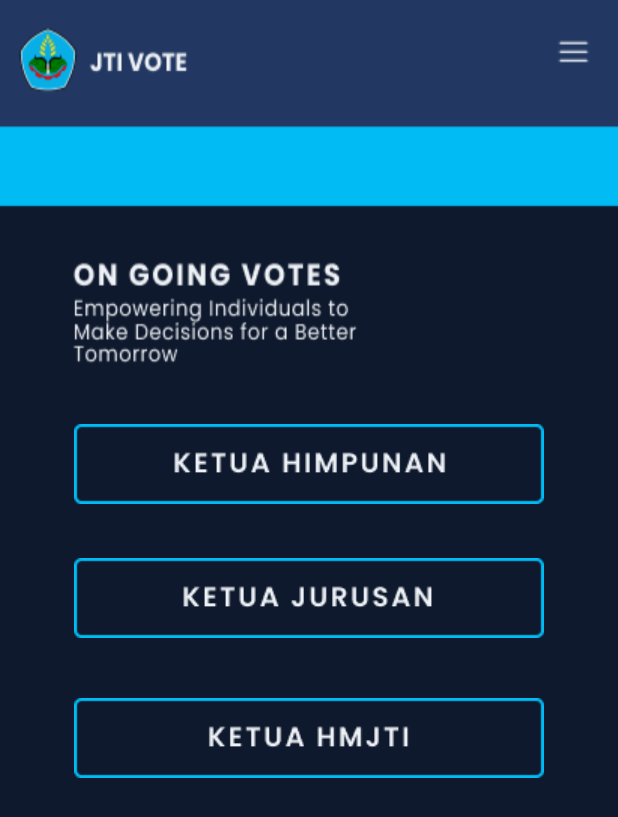
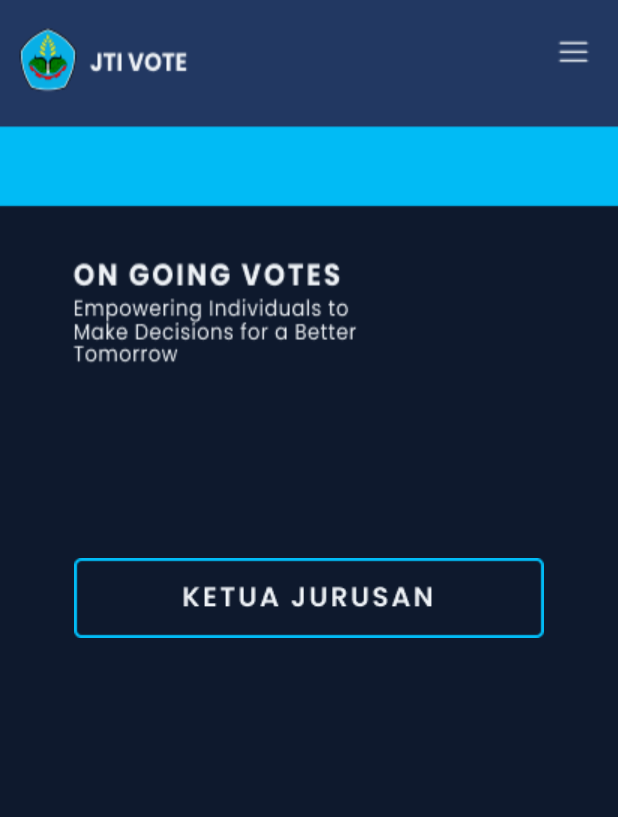
Before and after one commit to AbebAli0/JTIVoteApp, an Android app: the DashboardActivity screen opened directly, with no data from a screen before it, on a phone screen of 412 x 824 dp. Shown: the top 817 px of the screen. Run offline under Robolectric (Android 15) with nearby library versions, the phone set to English and light mode, and no system bars.

Commit message:
Update Final

```diff
--- a/app/src/main/java/com/example/jtivoteapp/DashboardActivity.java
+++ b/app/src/main/java/com/example/jtivoteapp/DashboardActivity.java
@@ -24,26 +24,26 @@ public class DashboardActivity extends AppCompatActivity {
 
 
 
-        kahimBtn = findViewById(R.id.kahimBtn);
-        kahmjtiBtn = findViewById(R.id.kahmtjiBtn);
+//        kahimBtn = findViewById(R.id.kahimBtn);
+//        kahmjtiBtn = findViewById(R.id.kahmtjiBtn);
         kajurBtn = findViewById(R.id.kajurBtn);
         listBtn = findViewById(R.id.listBtn);
 
 
-        kahimBtn.setOnClickListener(new View.OnClickListener() {
-            @Override
-            public void onClick(View v) {
-                Intent intent = new Intent(DashboardActivity.this, KahimActivity.class);
-                startActivity(intent);
-            }
-        });
-        kahmjtiBtn.setOnClickListener(new View.OnClickListener() {
-            @Override
-            public void onClick(View v) {
-                Intent intent = new Intent(DashboardActivity.this, KahmjtiActivity.class);
-                startActivity(intent);
-            }
-        });
+//        kahimBtn.setOnClickListener(new View.OnClickListener() {
+//            @Override
+//            public void onClick(View v) {
+//                Intent intent = new Intent(DashboardActivity.this, KahimActivity.class);
+//                startActivity(intent);
+//            }
+//        });
+//        kahmjtiBtn.setOnClickListener(new View.OnClickListener() {
+//            @Override
+//            public void onClick(View v) {
+//                Intent intent = new Intent(DashboardActivity.this, KahmjtiActivity.class);
+//                startActivity(intent);
+//            }
+//        });
         kajurBtn.setOnClickListener(new View.OnClickListener() {
             @Override
             public void onClick(View v) {
--- a/app/src/main/res/layout/activity_dashboard.xml
+++ b/app/src/main/res/layout/activity_dashboard.xml
@@ -23,29 +23,29 @@
         app:layout_constraintVertical_chainStyle="packed"
         app:srcCompat="@drawable/kajur" />
 
-    <ImageView
-        android:id="@+id/kahimBtn"
-        android:layout_width="0dp"
-        android:layout_height="wrap_content"
-        app:layout_constraintBottom_toBottomOf="parent"
-        app:layout_constraintEnd_toEndOf="parent"
-        app:layout_constraintHorizontal_bias="0.0"
-        app:layout_constraintStart_toStartOf="parent"
-        app:layout_constraintTop_toTopOf="parent"
-        app:layout_constraintVertical_bias="0.367"
-        app:srcCompat="@drawable/kahim" />
+<!--    <ImageView-->
+<!--        android:id="@+id/kahimBtn"-->
+<!--        android:layout_width="0dp"-->
+<!--        android:layout_height="wrap_content"-->
+<!--        app:layout_constraintBottom_toBottomOf="parent"-->
+<!--        app:layout_constraintEnd_toEndOf="parent"-->
+<!--        app:layout_constraintHorizontal_bias="0.0"-->
+<!--        app:layout_constraintStart_toStartOf="parent"-->
+<!--        app:layout_constraintTop_toTopOf="parent"-->
+<!--        app:layout_constraintVertical_bias="0.367"-->
+<!--        app:srcCompat="@drawable/kahim" />-->
 
-    <ImageView
-        android:id="@+id/kahmtjiBtn"
-        android:layout_width="0dp"
-        android:layout_height="wrap_content"
-        app:layout_constraintBottom_toBottomOf="parent"
-        app:layout_constraintEnd_toEndOf="parent"
-        app:layout_constraintHorizontal_bias="0.0"
-        app:layout_constraintStart_toStartOf="parent"
-        app:layout_constraintTop_toTopOf="parent"
-        app:layout_constraintVertical_bias="0.604"
-        app:srcCompat="@drawable/kahmjti" />
+<!--    <ImageView-->
+<!--        android:id="@+id/kahmtjiBtn"-->
+<!--        android:layout_width="0dp"-->
+<!--        android:layout_height="wrap_content"-->
+<!--        app:layout_constraintBottom_toBottomOf="parent"-->
+<!--        app:layout_constraintEnd_toEndOf="parent"-->
+<!--        app:layout_constraintHorizontal_bias="0.0"-->
+<!--        app:layout_constraintStart_toStartOf="parent"-->
+<!--        app:layout_constraintTop_toTopOf="parent"-->
+<!--        app:layout_constraintVertical_bias="0.604"-->
+<!--        app:srcCompat="@drawable/kahmjti" />-->
 
     <ImageView
         android:id="@+id/listBtn"
```
